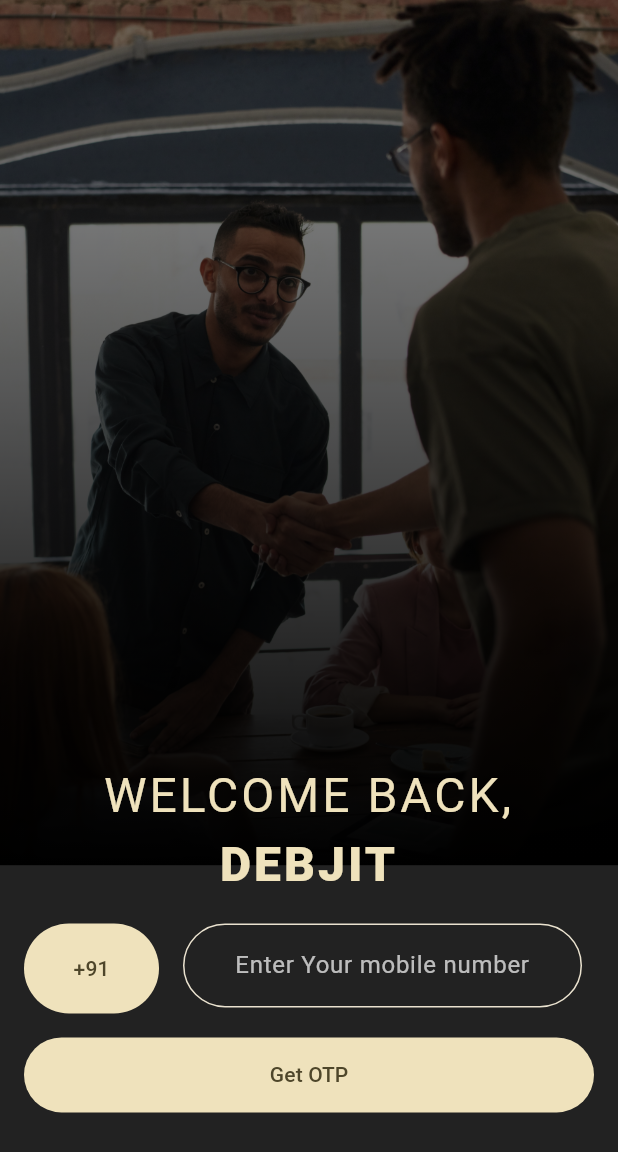
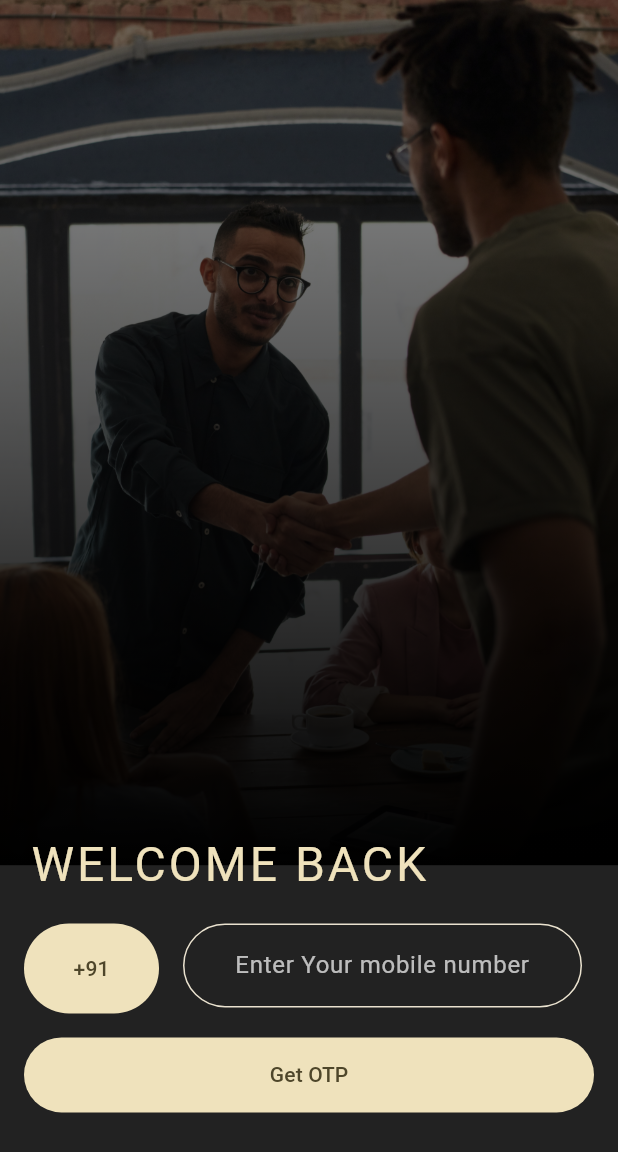
Before and after one commit to Debjit0/ant_influncer, a Flutter app: the screen it shows after launch, on a phone screen of 412 x 824 dp. Shown: the top 1152 px of the screen. Run offline on Flutter 3.47's test engine with Material 2 defaults, Android fonts, the light colour scheme and no system bars; our stand-ins replace cloud_firestore, csv, file_picker, firebase_auth, firebase_core, firebase_storage and 1 more; accounts and stored records are empty.

Commit message:
small changes

```diff
--- a/lib/Login Screen/login_screen.dart
+++ b/lib/Login Screen/login_screen.dart
@@ -69,7 +69,7 @@ class _LoginScreenState extends State<LoginScreen> {
                     Text.rich(
                       textAlign: TextAlign.center,
                       TextSpan(
-                        text: 'Welcome back, '.toUpperCase(),
+                        text: 'Welcome back '.toUpperCase(),
                         style: TextStyle(
                           fontSize: 32,
                           fontWeight: FontWeight.w400,
@@ -79,7 +79,7 @@ class _LoginScreenState extends State<LoginScreen> {
                         ),
                         children: [
                           TextSpan(
-                            text: 'Debjit'.toUpperCase(),
+                            text: ''.toUpperCase(),
                             style: TextStyle(
                               fontSize: 32,
                               letterSpacing: 2,
--- a/pubspec.yaml
+++ b/pubspec.yaml
@@ -40,7 +40,7 @@ dependencies:
   cloud_firestore: ^4.8.4
   firebase_auth: ^4.7.2
   provider: ^6.0.5
-  pinput: ^2.4.0
+  pinput: ^3.0.0
   image_picker: ^1.0.1
   file_picker: ^5.3.3
   csv: ^5.0.2
```
Also changed, not shown: pubspec.lock.
